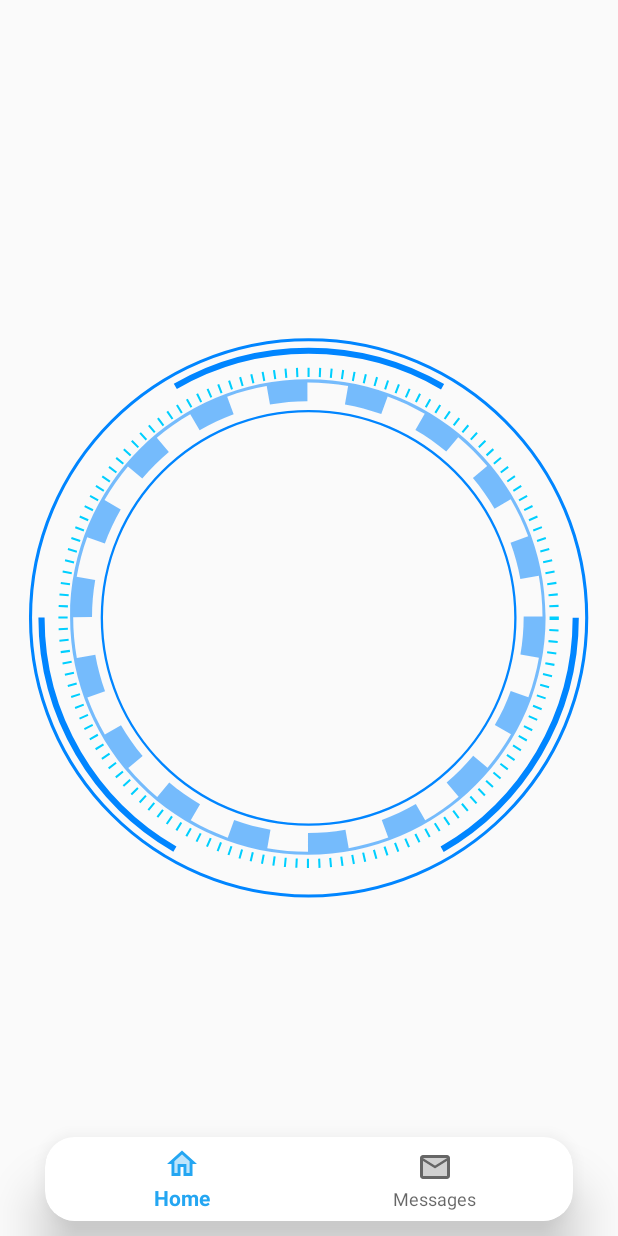
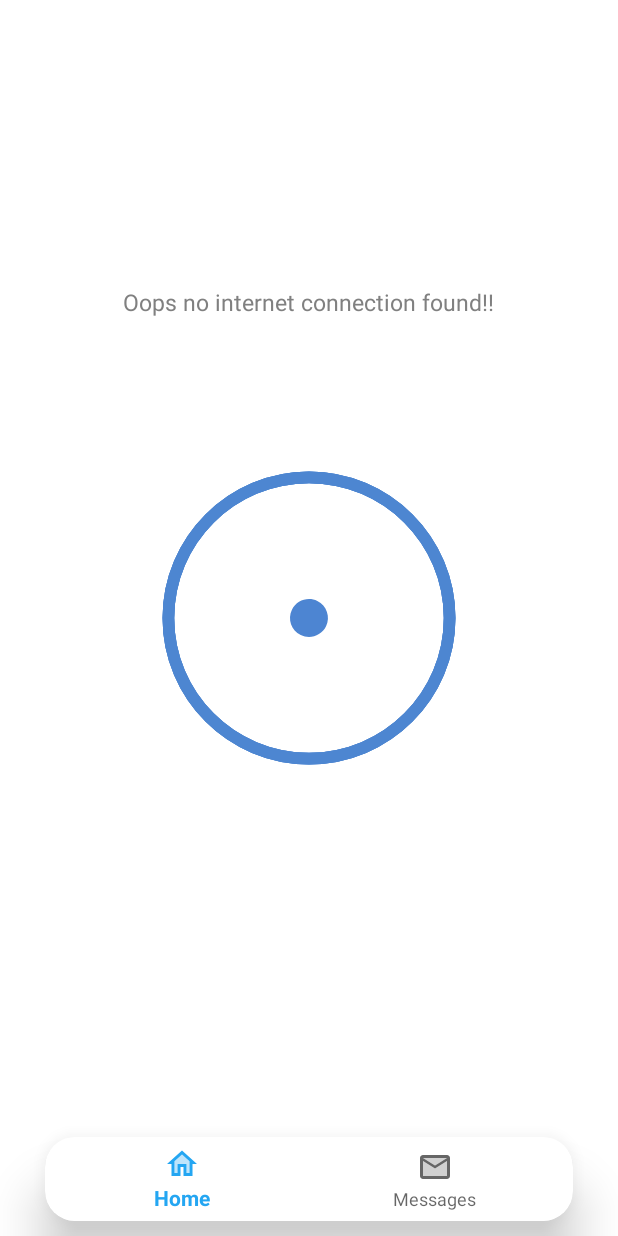
Before and after one commit to adewoleopeyemi/msplug, an Android app: the layout activity_dashboard.xml on its own in the app's theme, with its tools: preview values and no code run, on a phone screen of 412 x 824 dp. Run offline under Robolectric (Android 15) with nearby library versions, the phone set to English and light mode, and no system bars.

Commit message:
internet connection checker fixed

```diff
--- a/msplug/app/src/main/java/com/example/msplug/utils/connectionchecker/InternetConnectionService.java
+++ b/msplug/app/src/main/java/com/example/msplug/utils/connectionchecker/InternetConnectionService.java
@@ -46,7 +46,8 @@ public class InternetConnectionService extends Service {
         public void run() {
             handler.postDelayed(periodicUpdate, 1*1000- SystemClock.elapsedRealtime()%1000);
             Intent broadcastIntent = new Intent();
-            broadcastIntent.setAction(dashboardActivity.BroadcastStringForAction);
+            broadcastIntent.setAction("checkinternet");
+            //broadcastIntent.setAction(dashboardActivity.BroadcastStringForAction);
             broadcastIntent.putExtra("online_status", ""+isOnline(InternetConnectionService.this));
             sendBroadcast(broadcastIntent);
         }
--- a/msplug/app/src/main/res/layout/activity_dashboard.xml
+++ b/msplug/app/src/main/res/layout/activity_dashboard.xml
@@ -15,13 +15,31 @@
         android:layout_height="match_parent"
         android:layout_weight="1"></FrameLayout>
 
-    <com.airbnb.lottie.LottieAnimationView
+
+    <RelativeLayout
         android:layout_width="match_parent"
         android:layout_height="match_parent"
-        app:lottie_rawRes="@raw/homepageanim"
-        app:lottie_loop="true"
-        android:id="@+id/noInternetConnection"
-        android:elevation="25dp"/>
+        android:id="@+id/noInternetRelLayout"
+        android:background="@android:color/white">
+        <TextView
+            android:layout_width="wrap_content"
+            android:layout_height="wrap_content"
+            android:text="Oops no internet connection found!!"
+            android:layout_above="@id/noInternetConnection"
+            android:layout_marginBottom="50dp"
+            android:textSize="15sp"
+            android:textColor="@color/colorgrey"
+            android:layout_centerHorizontal="true"/>
+
+        <com.airbnb.lottie.LottieAnimationView
+            android:layout_width="300dp"
+            android:layout_height="300dp"
+            app:lottie_rawRes="@raw/nointcon"
+            app:lottie_loop="true"
+            android:layout_centerInParent="true"
+            android:id="@+id/noInternetConnection"
+            android:elevation="30dp"/>
+    </RelativeLayout>
 
     <androidx.cardview.widget.CardView
         android:layout_width="match_parent"
```
Also changed, not shown: msplug/app/src/main/java/com/example/msplug/dashboard/view/dashboardActivity.java (+37 -24 lines), msplug/app/src/main/res/raw/nointcon.json (added, +1 -0 lines).
